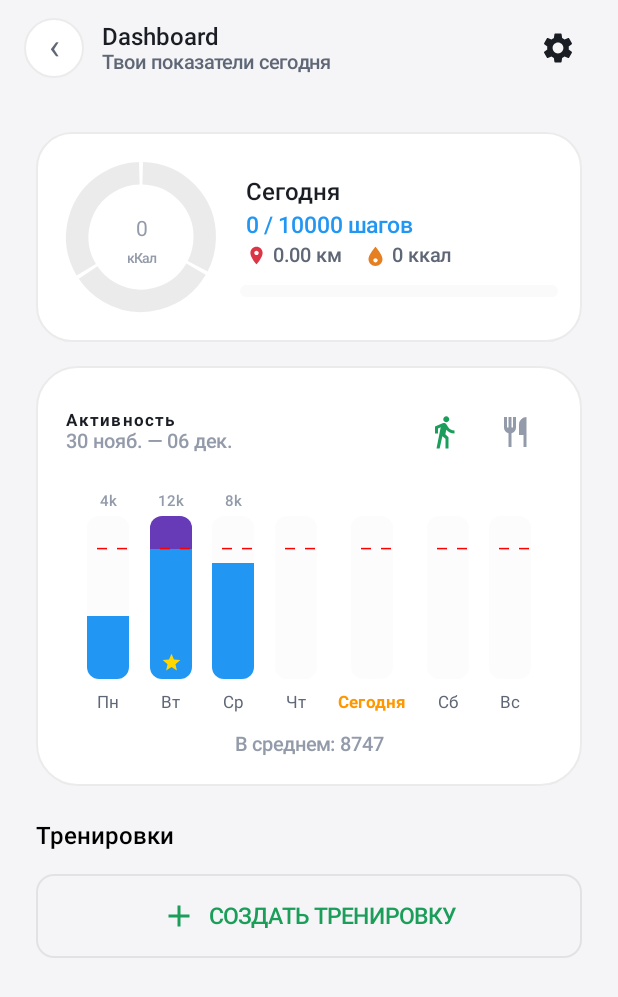
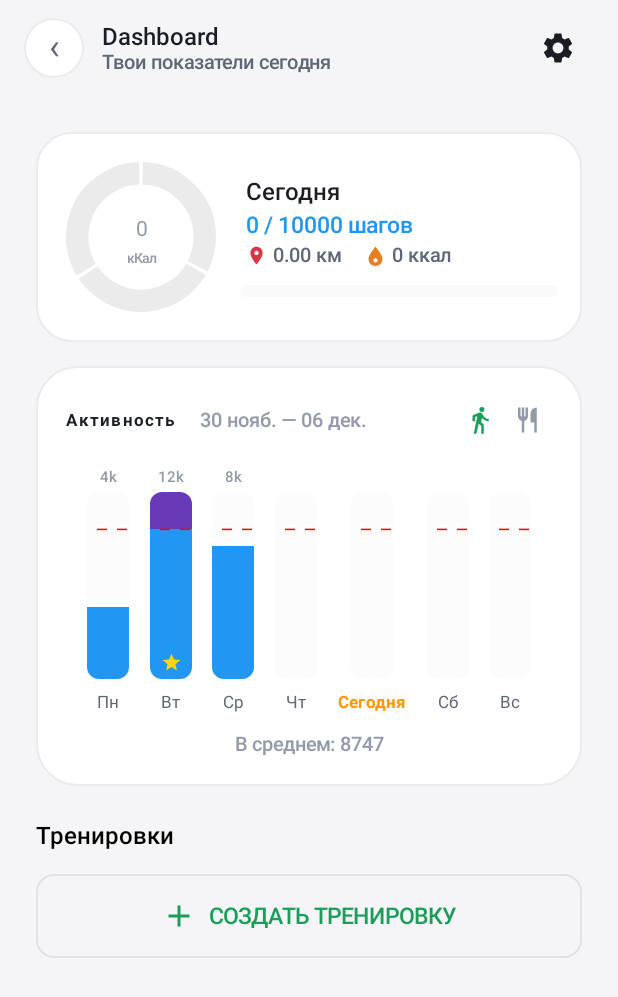
Before and after one commit to satan-claus/fatless, an Android app built with Jetpack Compose: the screen it shows after launch (MainActivity), on a phone screen of 412 x 824 dp. Shown: the top 997 px of the screen. Run offline under Robolectric (Android 15) with nearby library versions, the light colour scheme and no system bars; our stand-ins replace Dagger/Hilt's generated code, Room's generated code; 1 statement that could not run was skipped.

Commit message:
Исправлена шапка FatLessHistoryComponent.kt (обозначение недели в один ряд с титулом и иконками переключения)

```diff
--- a/app/src/main/java/com/niked/fatless/ui/component/fatlesshistory/FatLessHistoryComponent.kt
+++ b/app/src/main/java/com/niked/fatless/ui/component/fatlesshistory/FatLessHistoryComponent.kt
@@ -12,6 +12,7 @@ import androidx.compose.foundation.layout.fillMaxWidth
 import androidx.compose.foundation.layout.height
 import androidx.compose.foundation.layout.padding
 import androidx.compose.foundation.layout.size
+import androidx.compose.foundation.layout.width
 import androidx.compose.foundation.pager.HorizontalPager
 import androidx.compose.foundation.pager.rememberPagerState
 import androidx.compose.foundation.shape.RoundedCornerShape
@@ -69,34 +70,50 @@ fun FatLessHistoryComponent(
                 horizontalArrangement = Arrangement.SpaceBetween,
                 verticalAlignment = Alignment.CenterVertically
             ) {
-                Column {
+                // Группируем текст слева
+                Row(
+                    verticalAlignment = Alignment.CenterVertically,
+                    modifier = Modifier.weight(1f)
+                ) {
                     Text(
                         text = if (historyType == FatLessHistoryType.STEPS) "Активность" else "Питание",
                         style = AppTypography.titleSmall,
                         color = AppTextPrimary
                     )
+
+                    Spacer(modifier = Modifier.width(16.dp))
+
                     Text(
                         text = weekRange,
                         style = AppTypography.bodySmall,
-                        color = AppTextTertiary
+                        color = AppTextTertiary,
+                        maxLines = 1
                     )
                 }
 
+                // Иконки переключения (всегда справа)
                 Row(verticalAlignment = Alignment.CenterVertically) {
-                    IconButton(onClick = { viewModel.setHistoryType(FatLessHistoryType.STEPS) }) {
+                    IconButton(
+                        onClick = { viewModel.setHistoryType(FatLessHistoryType.STEPS) },
+                        modifier = Modifier.size(32.dp)
+                    ) {
                         Icon(
                             painter = painterResource(id = R.drawable.ic_directions_walk_24),
                             contentDescription = null,
                             tint = if (historyType == FatLessHistoryType.STEPS) AppPrimary else AppTextTertiary,
-                            modifier = Modifier.size(24.dp)
+                            modifier = Modifier.size(20.dp)
                         )
                     }
-                    IconButton(onClick = { viewModel.setHistoryType(FatLessHistoryType.NUTRITION) }) {
+
+                    IconButton(
+                        onClick = { viewModel.setHistoryType(FatLessHistoryType.NUTRITION) },
+                        modifier = Modifier.size(32.dp)
+                    ) {
                         Icon(
                             painter = painterResource(id = R.drawable.ic_restaurant_24),
                             contentDescription = null,
                             tint = if (historyType == FatLessHistoryType.NUTRITION) AppPrimary else AppTextTertiary,
-                            modifier = Modifier.size(24.dp)
+                            modifier = Modifier.size(20.dp)
                         )
                     }
                 }
```
